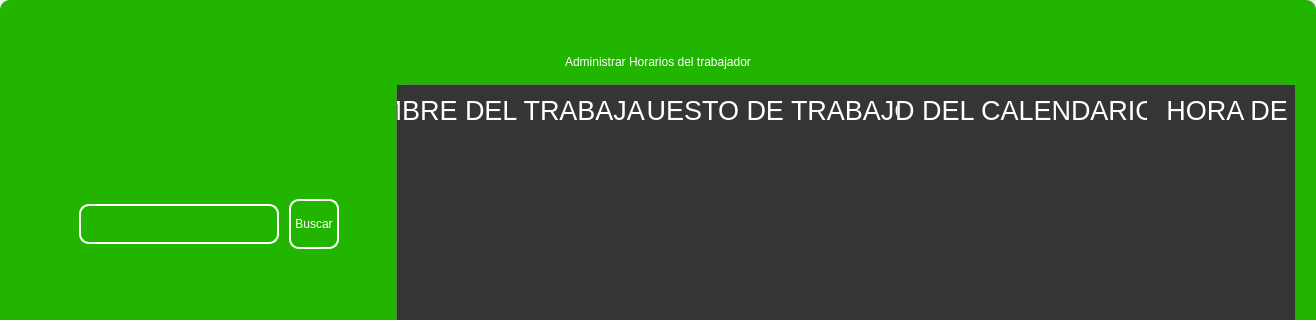
codemiguel-dev/ERP-EmprendeSoft-Desktop, file design/standar/maincalendar3.ui: the form before one commit; both pictures show x 0 to 1316 and y 0 to 320 of the 1316 by 713 pixel window.
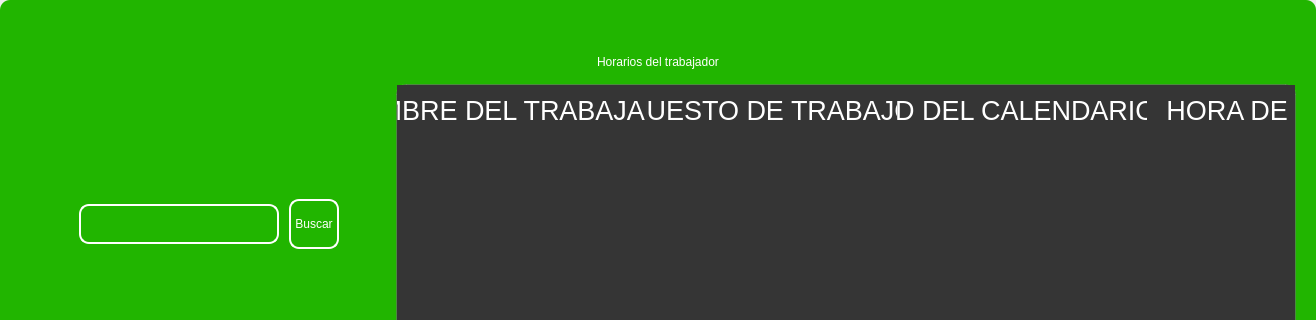
The form after the commit. Icons and pictures are not drawn.

```diff
--- a/design/standar/maincalendar3.ui
+++ b/design/standar/maincalendar3.ui
@@ -294,7 +294,7 @@
 color: rgb(255, 255, 255);</string>
          </property>
          <property name="text">
-          <string>Administrar Horarios del trabajador</string>
+          <string>Horarios del trabajador</string>
          </property>
          <property name="alignment">
           <set>Qt::AlignCenter</set>
```
